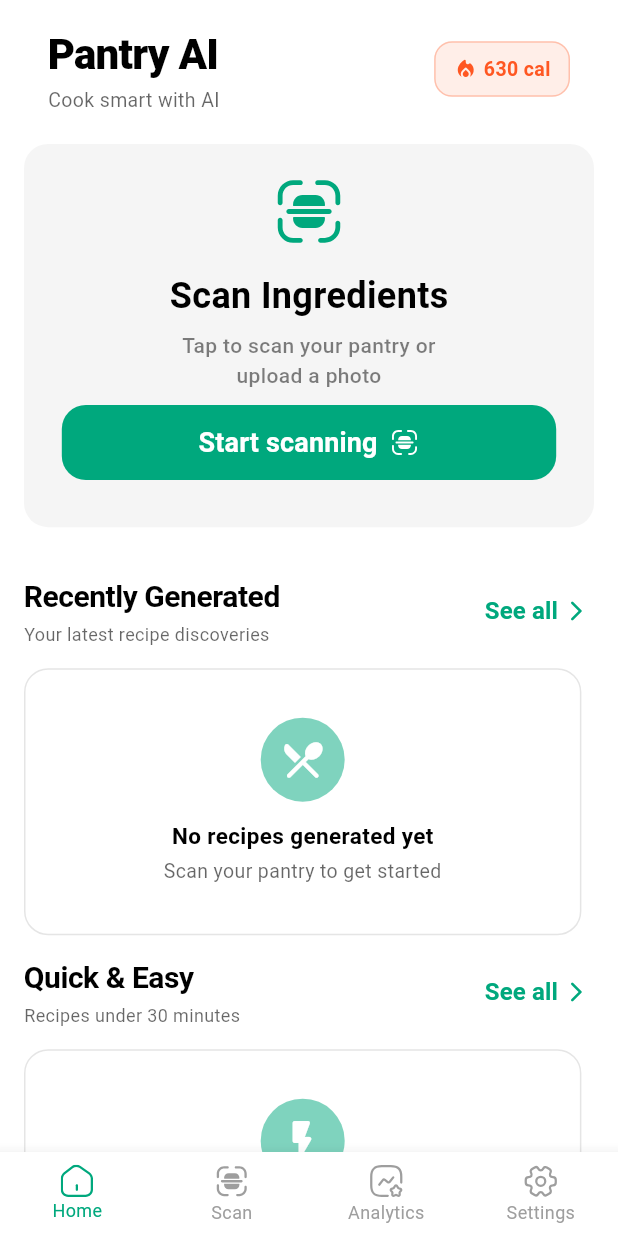
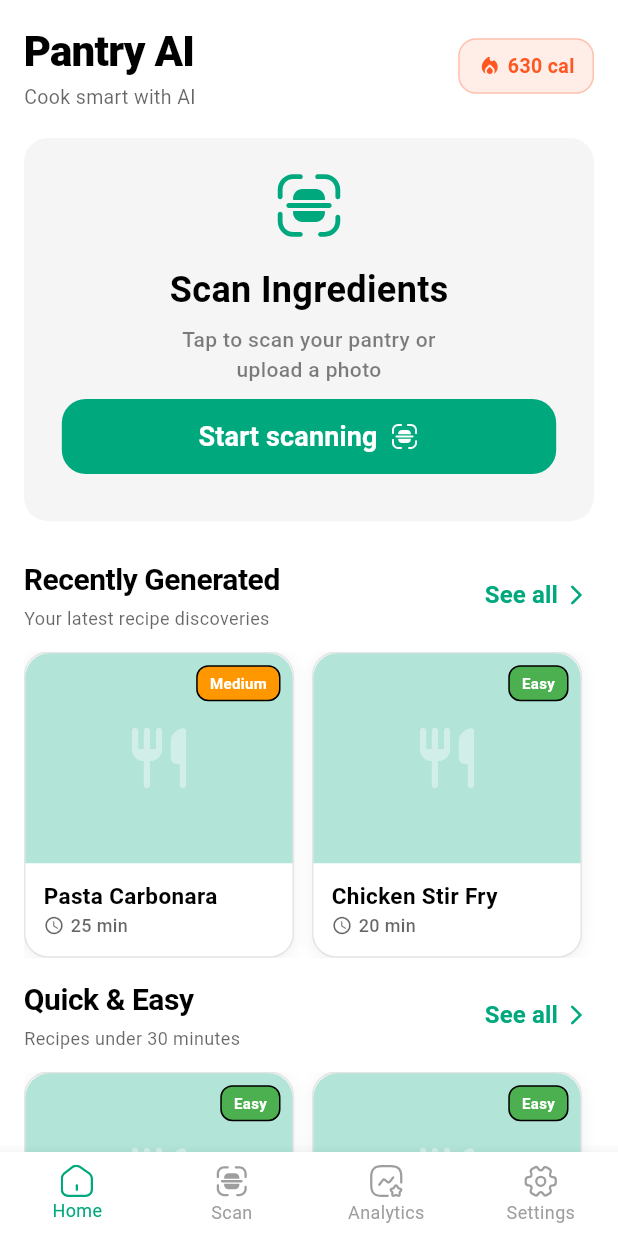
Before and after one commit to iamayushsharmaa/Pantry-Ai, a Flutter app: the HomeScreen screen opened by its route, on a phone screen of 412 x 824 dp. Run offline on Flutter 3.47's test engine with Material 3 defaults, Android fonts, the phone set to English and light mode, and no system bars; our stand-ins replace bloc, camera, cloud_firestore, dio, equatable, firebase_auth and 13 more; accounts and stored records are empty.

```diff
--- a/lib/core/constant/constants.dart
+++ b/lib/core/constant/constants.dart
@@ -71,6 +71,72 @@ Return output **ONLY in strict JSON**, using this schema:
   ]
 }
 ''';
+
+  static final recentRecipes = [
+    {
+      'title': 'Pasta Carbonara',
+      'cookTime': '25 min',
+      'difficulty': 'Medium',
+      'imageUrl': null,
+    },
+    {
+      'title': 'Chicken Stir Fry',
+      'cookTime': '20 min',
+      'difficulty': 'Easy',
+      'imageUrl': null,
+    },
+    {
+      'title': 'Beef Wellington',
+      'cookTime': '90 min',
+      'difficulty': 'Hard',
+      'imageUrl': null,
+    },
+    {
+      'title': 'Margherita Pizza',
+      'cookTime': '30 min',
+      'difficulty': 'Easy',
+      'imageUrl': null,
+    },
+    {
+      'title': 'Thai Green Curry',
+      'cookTime': '35 min',
+      'difficulty': 'Medium',
+      'imageUrl': null,
+    },
+  ];
+
+  static final dummyQuickRecipes = [
+    {
+      'title': 'Avocado Toast',
+      'cookTime': '10 min',
+      'difficulty': 'Easy',
+      'imageUrl': null,
+    },
+    {
+      'title': 'Egg Fried Rice',
+      'cookTime': '15 min',
+      'difficulty': 'Easy',
+      'imageUrl': null,
+    },
+    {
+      'title': 'Caprese Salad',
+      'cookTime': '8 min',
+      'difficulty': 'Easy',
+      'imageUrl': null,
+    },
+    {
+      'title': 'Grilled Cheese',
+      'cookTime': '12 min',
+      'difficulty': 'Easy',
+      'imageUrl': null,
+    },
+    {
+      'title': 'Veggie Wrap',
+      'cookTime': '10 min',
+      'difficulty': 'Easy',
+      'imageUrl': null,
+    },
+  ];
 }
 
 final List<Recipe> dummyRecipes = [
--- a/lib/features/home/presentation/screens/home_screen.dart
+++ b/lib/features/home/presentation/screens/home_screen.dart
@@ -36,12 +36,11 @@ class _HomeScreenState extends State<HomeScreen> {
           child: Column(
             crossAxisAlignment: CrossAxisAlignment.start,
             children: [
+              const SizedBox(height: 14),
               AppBarSection(colorScheme: cs),
-
+              const SizedBox(height: 18),
               ScanCardWidget(),
-
-              const SizedBox(height: 32),
-
+              const SizedBox(height: 25),
               SectionHeader(
                 colorScheme: cs,
                 title: "Recently Generated",
@@ -49,7 +48,6 @@ class _HomeScreenState extends State<HomeScreen> {
                 onSeeAll: () =>
                     context.pushNamed('categorySeeAll', extra: 'Recent'),
               ),
-
               const SizedBox(height: 14),
 
               RecentRecipesList(colorScheme: cs),
@@ -85,9 +83,7 @@ class AppBarSection extends StatelessWidget {
 
   @override
   Widget build(BuildContext context) {
-    return Padding(
-      padding: const EdgeInsets.fromLTRB(16, 16, 16, 20),
-      child: Row(
+    return Row(
       mainAxisAlignment: MainAxisAlignment.spaceBetween,
       children: [
         Column(
@@ -120,7 +116,6 @@ class AppBarSection extends StatelessWidget {
           colorScheme: colorScheme,
         ),
       ],
-      ),
     );
   }
 }
--- a/lib/features/home/presentation/widgets/quick_recipe_list.dart
+++ b/lib/features/home/presentation/widgets/quick_recipe_list.dart
@@ -1,6 +1,7 @@
 import 'package:flutter/material.dart';
 import 'package:pantry_ai/features/home/presentation/widgets/recipe_home_card.dart';
 
+import '../../../../core/constant/constants.dart';
 import 'empty_state.dart';
 
 class QuickRecipesList extends StatelessWidget {
@@ -10,7 +11,7 @@ class QuickRecipesList extends StatelessWidget {
 
   @override
   Widget build(BuildContext context) {
-    final hasRecipes = false;
+    final hasRecipes = true;
 
     if (!hasRecipes) {
       return EmptyState(
@@ -22,22 +23,27 @@ class QuickRecipesList extends StatelessWidget {
     }
 
     return SizedBox(
-      height: 240,
+      height: 204,
       child: ListView.builder(
         scrollDirection: Axis.horizontal,
         physics: const BouncingScrollPhysics(),
-        padding: const EdgeInsets.symmetric(horizontal: 16),
-        itemCount: 5,
+        padding: EdgeInsets.zero,
+        itemCount: Constants.dummyQuickRecipes.length,
         itemBuilder: (context, index) {
+          final recipe = Constants.dummyQuickRecipes[index];
           return Padding(
-            padding: EdgeInsets.only(right: index < 4 ? 12 : 0),
+            padding: EdgeInsets.only(
+              right: index < Constants.dummyQuickRecipes.length - 1 ? 12 : 0,
+            ),
             child: RecipeHomeCard(
               colorScheme: colorScheme,
-              title: "Quick Stir Fry",
-              cookTime: "15 min",
-              difficulty: "Easy",
-              imageUrl: null,
-              onTap: () {},
+              title: recipe['title'] as String,
+              cookTime: recipe['cookTime'] as String,
+              difficulty: recipe['difficulty'] as String,
+              imageUrl: recipe['imageUrl'] as String?,
+              onTap: () {
+                print('Tapped on ${recipe['title']}');
+              },
             ),
           );
         },
--- a/lib/features/home/presentation/widgets/recent_recipe_list.dart
+++ b/lib/features/home/presentation/widgets/recent_recipe_list.dart
@@ -1,4 +1,5 @@
 import 'package:flutter/material.dart';
+import 'package:pantry_ai/core/constant/constants.dart';
 import 'package:pantry_ai/features/home/presentation/widgets/recipe_home_card.dart';
 
 import 'empty_state.dart';
@@ -10,7 +11,7 @@ class RecentRecipesList extends StatelessWidget {
 
   @override
   Widget build(BuildContext context) {
-    final hasRecipes = false;
+    const hasRecipes = true;
 
     if (!hasRecipes) {
       return EmptyState(
@@ -20,25 +21,28 @@ class RecentRecipesList extends StatelessWidget {
         actionText: "Scan your pantry to get started",
       );
     }
+
     return SizedBox(
-      height: 240,
+      height: 204,
       child: ListView.builder(
         scrollDirection: Axis.horizontal,
         physics: const BouncingScrollPhysics(),
-        padding: const EdgeInsets.symmetric(horizontal: 16),
-        itemCount: 5,
+        padding: EdgeInsets.zero,
+        itemCount: Constants.recentRecipes.length,
         itemBuilder: (context, index) {
+          final recipe = Constants.recentRecipes[index];
           return Padding(
-            padding: EdgeInsets.only(right: index < 4 ? 12 : 0),
+            padding: EdgeInsets.only(
+              right: index < dummyRecipes.length - 1 ? 12 : 0,
+            ),
             child: RecipeHomeCard(
               colorScheme: colorScheme,
-              title: "Pasta Carbonara",
-              cookTime: "25 min",
-              difficulty: "Medium",
-              imageUrl: null,
-              // Add your image
+              title: recipe['title'] as String,
+              cookTime: recipe['cookTime'] as String,
+              difficulty: recipe['difficulty'] as String,
+              imageUrl: recipe['imageUrl'] as String?,
               onTap: () {
-                // Navigate to recipe details
+                print('Tapped on ${recipe['title']}');
               },
             ),
           );
```
Lines whose indentation alone changed are shown as unchanged.
